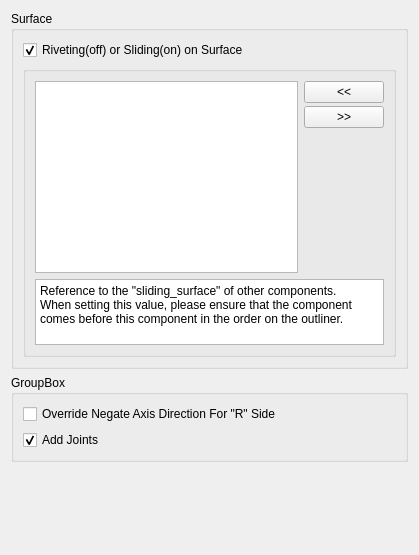
This is python/ymt_components/ymt_surface_wire_01/settingsUI.ui in yamahigashi/mgear_shifter_components as Qt 5 draws it before an edit. The edited form follows.
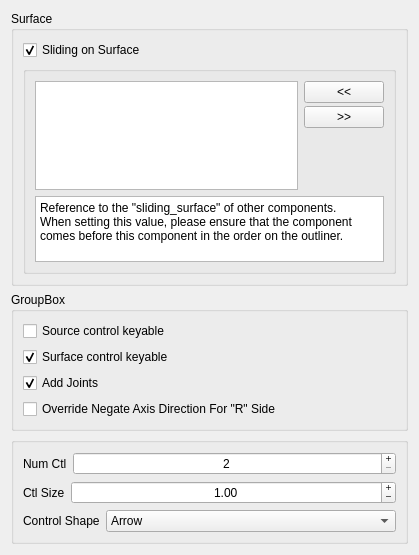
This is the edited form.

What changed in the file:
```diff
--- a/python/ymt_components/ymt_surface_wire_01/settingsUI.ui
+++ b/python/ymt_components/ymt_surface_wire_01/settingsUI.ui
@@ -19,14 +19,14 @@
      <property name="title">
       <string>Surface</string>
      </property>
-     <layout class="QGridLayout" name="gridLayout_4" rowstretch="0,0,0,0">
+     <layout class="QGridLayout" name="gridLayout_4" rowstretch="0,0">
       <property name="sizeConstraint">
        <enum>QLayout::SetDefaultConstraint</enum>
       </property>
       <item row="0" column="0">
        <widget class="QCheckBox" name="isSlidingSurface">
         <property name="text">
-         <string>Riveting(off) or Sliding(on) on Surface</string>
+         <string>Sliding on Surface</string>
         </property>
         <property name="checked">
          <bool>true</bool>
@@ -183,24 +183,218 @@
      <property name="title">
       <string>GroupBox</string>
      </property>
-     <layout class="QHBoxLayout" name="horizontalLayout_2" stretch="0">
+     <layout class="QVBoxLayout" name="verticalLayout_3">
       <item>
-       <layout class="QVBoxLayout" name="verticalLayout_3">
+       <widget class="QCheckBox" name="sourceKeyable_checkBox">
+        <property name="text">
+         <string notr="true">Source control keyable</string>
+        </property>
+       </widget>
+      </item>
+      <item>
+       <widget class="QCheckBox" name="overrideNegate_checkBox">
+        <property name="text">
+         <string notr="true">Surface control keyable</string>
+        </property>
+        <property name="checked">
+         <bool>true</bool>
+        </property>
+       </widget>
+      </item>
+      <item>
+       <widget class="QCheckBox" name="addJoints_checkBox">
+        <property name="text">
+         <string notr="true">Add Joints</string>
+        </property>
+        <property name="checked">
+         <bool>true</bool>
+        </property>
+       </widget>
+      </item>
+      <item>
+       <widget class="QCheckBox" name="surfaceKeyable_checkBox">
+        <property name="text">
+         <string notr="true">Override Negate Axis Direction For &quot;R&quot; Side</string>
+        </property>
+       </widget>
+      </item>
+     </layout>
+    </widget>
+   </item>
+   <item>
+    <widget class="QGroupBox" name="groupBox_2">
+     <property name="title">
+      <string/>
+     </property>
+     <layout class="QVBoxLayout" name="verticalLayout_2">
+      <item>
+       <layout class="QHBoxLayout" name="horizontalLayout">
         <item>
-         <widget class="QCheckBox" name="overrideNegate_checkBox">
+         <widget class="QLabel" name="ctlNum_label">
           <property name="text">
-           <string notr="true">Override Negate Axis Direction For &quot;R&quot; Side</string>
+           <string>Num Ctl</string>
           </property>
          </widget>
         </item>
         <item>
-         <widget class="QCheckBox" name="addJoints_checkBox">
+         <widget class="QDoubleSpinBox" name="ctlNum_doubleSpinBox">
+          <property name="sizePolicy">
+           <sizepolicy hsizetype="Expanding" vsizetype="Fixed">
+            <horstretch>0</horstretch>
+            <verstretch>0</verstretch>
+           </sizepolicy>
+          </property>
+          <property name="wrapping">
+           <bool>false</bool>
+          </property>
+          <property name="alignment">
+           <set>Qt::AlignCenter</set>
+          </property>
+          <property name="buttonSymbols">
+           <enum>QAbstractSpinBox::PlusMinus</enum>
+          </property>
+          <property name="decimals">
+           <number>0</number>
+          </property>
+          <property name="minimum">
+           <double>2.000000000000000</double>
+          </property>
+          <property name="maximum">
+           <double>10.000000000000000</double>
+          </property>
+          <property name="value">
+           <double>2.000000000000000</double>
+          </property>
+         </widget>
+        </item>
+       </layout>
+      </item>
+      <item>
+       <layout class="QHBoxLayout" name="horizontalLayout_4">
+        <item>
+         <widget class="QLabel" name="ctlSize_label">
           <property name="text">
-           <string notr="true">Add Joints</string>
+           <string>Ctl Size</string>
           </property>
-          <property name="checked">
-           <bool>true</bool>
+         </widget>
+        </item>
+        <item>
+         <widget class="QDoubleSpinBox" name="ctlSize_doubleSpinBox">
+          <property name="sizePolicy">
+           <sizepolicy hsizetype="Expanding" vsizetype="Fixed">
+            <horstretch>0</horstretch>
+            <verstretch>0</verstretch>
+           </sizepolicy>
           </property>
+          <property name="wrapping">
+           <bool>false</bool>
+          </property>
+          <property name="alignment">
+           <set>Qt::AlignCenter</set>
+          </property>
+          <property name="buttonSymbols">
+           <enum>QAbstractSpinBox::PlusMinus</enum>
+          </property>
+          <property name="minimum">
+           <double>0.010000000000000</double>
+          </property>
+          <property name="maximum">
+           <double>20000.000000000000000</double>
+          </property>
+          <property name="value">
+           <double>1.000000000000000</double>
+          </property>
+         </widget>
+        </item>
+       </layout>
+      </item>
+      <item>
+       <layout class="QHBoxLayout" name="horizontalLayout_3">
+        <item>
+         <widget class="QLabel" name="controlShape_label">
+          <property name="text">
+           <string notr="true">Control Shape</string>
+          </property>
+         </widget>
+        </item>
+        <item>
+         <widget class="QComboBox" name="controlShape_comboBox">
+          <property name="sizePolicy">
+           <sizepolicy hsizetype="Expanding" vsizetype="Fixed">
+            <horstretch>0</horstretch>
+            <verstretch>0</verstretch>
+           </sizepolicy>
+          </property>
+          <item>
+           <property name="text">
+            <string>Arrow</string>
+           </property>
+          </item>
+          <item>
+           <property name="text">
+            <string>Circle</string>
+           </property>
+          </item>
+          <item>
+           <property name="text">
+            <string>Compas</string>
+           </property>
+          </item>
+          <item>
+           <property name="text">
+            <string>Cross</string>
+           </property>
+          </item>
+          <item>
+           <property name="text">
+            <string>Crossarrow</string>
+           </property>
+          </item>
+          <item>
+           <property name="text">
+            <string>Cube</string>
+           </property>
+          </item>
+          <item>
+           <property name="text">
+            <string>Cubewithpeak</string>
+           </property>
+          </item>
+          <item>
+           <property name="text">
+            <string>Cylinder</string>
+           </property>
+          </item>
+          <item>
+           <property name="text">
+            <string>Diamond</string>
+           </property>
+          </item>
+          <item>
+           <property name="text">
+            <string>Flower</string>
+           </property>
+          </item>
+          <item>
+           <property name="text">
+            <string>Null</string>
+           </property>
+          </item>
+          <item>
+           <property name="text">
+            <string>Pyramid</string>
+           </property>
+          </item>
+          <item>
+           <property name="text">
+            <string>Sphere</string>
+           </property>
+          </item>
+          <item>
+           <property name="text">
+            <string>Square</string>
+           </property>
+          </item>
          </widget>
         </item>
        </layout>
```
